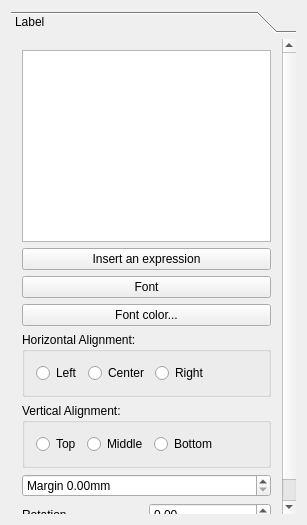
Qt form src/ui/qgscomposerlabelwidgetbase.ui (carsmie/QGIS) before a commit.
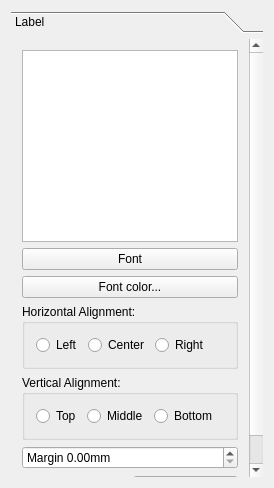
The same form after that commit.

What changed in the file:
```diff
--- a/src/ui/qgscomposerlabelwidgetbase.ui
+++ b/src/ui/qgscomposerlabelwidgetbase.ui
@@ -6,8 +6,8 @@
    <rect>
     <x>0</x>
     <y>0</y>
-    <width>307</width>
-    <height>525</height>
+    <width>274</width>
+    <height>488</height>
    </rect>
   </property>
   <property name="sizePolicy">
@@ -30,8 +30,8 @@
        <rect>
         <x>0</x>
         <y>0</y>
-        <width>276</width>
-        <height>503</height>
+        <width>271</width>
+        <height>470</height>
        </rect>
       </property>
       <attribute name="label">
@@ -45,14 +45,14 @@
          </property>
         </widget>
        </item>
-       <item row="3" column="0" colspan="2">
+       <item row="2" column="0" colspan="2">
         <widget class="QPushButton" name="mFontColorButton">
          <property name="text">
           <string>Font color...</string>
          </property>
         </widget>
        </item>
-       <item row="4" column="0" colspan="2">
+       <item row="3" column="0" colspan="2">
         <widget class="QGroupBox" name="buttonGroup1">
          <property name="title">
           <string>Horizontal Alignment:</string>
@@ -98,7 +98,7 @@
          </layout>
         </widget>
        </item>
-       <item row="5" column="0" colspan="2">
+       <item row="4" column="0" colspan="2">
         <widget class="QGroupBox" name="buttonGroup2">
          <property name="title">
           <string>Vertical Alignment:</string>
@@ -141,7 +141,7 @@
          </layout>
         </widget>
        </item>
-       <item row="6" column="0" colspan="2">
+       <item row="5" column="0" colspan="2">
         <widget class="QDoubleSpinBox" name="mMarginDoubleSpinBox">
          <property name="prefix">
           <string>Margin </string>
@@ -151,7 +151,7 @@
          </property>
         </widget>
        </item>
-       <item row="7" column="0">
+       <item row="6" column="0">
         <widget class="QLabel" name="mRotationLabel">
          <property name="sizePolicy">
           <sizepolicy hsizetype="Minimum" vsizetype="Preferred">
@@ -170,14 +170,14 @@
          </property>
         </widget>
        </item>
-       <item row="7" column="1">
+       <item row="6" column="1">
         <widget class="QDoubleSpinBox" name="mRotationSpinBox">
          <property name="maximum">
           <double>360.000000000000000</double>
          </property>
         </widget>
        </item>
-       <item row="2" column="0" colspan="2">
+       <item row="1" column="0" colspan="2">
         <widget class="QPushButton" name="mFontButton">
          <property name="sizePolicy">
           <sizepolicy hsizetype="Preferred" vsizetype="Fixed">
@@ -190,13 +190,6 @@
          </property>
         </widget>
        </item>
-       <item row="1" column="0" colspan="2">
-        <widget class="QPushButton" name="mInsertExpressionButton">
-         <property name="text">
-          <string>Insert an expression</string>
-         </property>
-        </widget>
-       </item>
       </layout>
      </widget>
     </widget>
```
